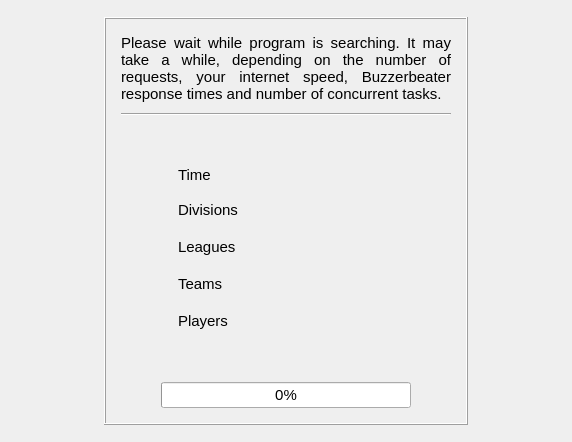
First picture: the form in source/progresswidget.ui, repository radszy/ntscout, before the edit.
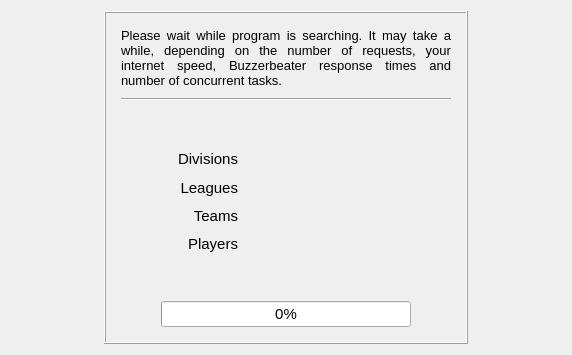
Second picture: the form after the edit.

Commit message: show time only in summary show more info in summary changing visual stuff

```diff
--- a/source/progresswidget.ui
+++ b/source/progresswidget.ui
@@ -7,7 +7,7 @@
     <x>0</x>
     <y>0</y>
     <width>572</width>
-    <height>442</height>
+    <height>355</height>
    </rect>
   </property>
   <property name="windowTitle">
@@ -84,8 +84,16 @@
          </property>
          <item>
           <widget class="QLabel" name="label_5">
+           <property name="font">
+            <font>
+             <family>Segoe UI</family>
+            </font>
+           </property>
+           <property name="styleSheet">
+            <string notr="true"/>
+           </property>
            <property name="text">
-            <string>&lt;html&gt;&lt;head/&gt;&lt;body&gt;&lt;p align=&quot;justify&quot;&gt;&lt;span style=&quot; font-size:11pt;&quot;&gt;Please wait while program is searching. It may take a while, depending on the number of requests, your internet speed, Buzzerbeater response times and number of concurrent tasks.&lt;/span&gt;&lt;/p&gt;&lt;/body&gt;&lt;/html&gt;</string>
+            <string>&lt;html&gt;&lt;head/&gt;&lt;body&gt;&lt;p align=&quot;justify&quot;&gt;&lt;span style=&quot; font-size:10pt;&quot;&gt;Please wait while program is searching. It may take a while, depending on the number of requests, your internet speed, Buzzerbeater response times and number of concurrent tasks.&lt;/span&gt;&lt;/p&gt;&lt;/body&gt;&lt;/html&gt;</string>
            </property>
            <property name="wordWrap">
             <bool>true</bool>
@@ -114,11 +122,17 @@
          </item>
          <item>
           <layout class="QGridLayout" name="gridLayout">
+           <property name="topMargin">
+            <number>5</number>
+           </property>
+           <property name="bottomMargin">
+            <number>5</number>
+           </property>
            <property name="horizontalSpacing">
             <number>20</number>
            </property>
            <property name="verticalSpacing">
-            <number>15</number>
+            <number>10</number>
            </property>
            <item row="3" column="2">
             <widget class="QLabel" name="teamTasks">
@@ -130,7 +144,8 @@
              </property>
              <property name="font">
               <font>
-               <pointsize>14</pointsize>
+               <family>Segoe UI</family>
+               <pointsize>11</pointsize>
               </font>
              </property>
              <property name="text">
@@ -148,7 +163,8 @@
              </property>
              <property name="font">
               <font>
-               <pointsize>14</pointsize>
+               <family>Segoe UI</family>
+               <pointsize>11</pointsize>
               </font>
              </property>
              <property name="text">
@@ -230,37 +246,32 @@
             <widget class="QLabel" name="label_2">
              <property name="font">
               <font>
-               <pointsize>14</pointsize>
+               <family>Segoe UI</family>
+               <pointsize>11</pointsize>
               </font>
              </property>
              <property name="text">
               <string>&lt;html&gt;&lt;head/&gt;&lt;body&gt;&lt;p&gt;&lt;span style=&quot; font-size:11pt;&quot;&gt;Leagues&lt;/span&gt;&lt;/p&gt;&lt;/body&gt;&lt;/html&gt;</string>
              </property>
+             <property name="alignment">
+              <set>Qt::AlignRight|Qt::AlignTrailing|Qt::AlignVCenter</set>
+             </property>
             </widget>
            </item>
-           <item row="1" column="0">
-            <spacer name="horizontalSpacer">
-             <property name="orientation">
-              <enum>Qt::Horizontal</enum>
-             </property>
-             <property name="sizeHint" stdset="0">
-              <size>
-               <width>40</width>
-               <height>20</height>
-              </size>
-             </property>
-            </spacer>
-           </item>
            <item row="4" column="1">
             <widget class="QLabel" name="label_4">
              <property name="font">
               <font>
-               <pointsize>14</pointsize>
+               <family>Segoe UI</family>
+               <pointsize>11</pointsize>
               </font>
              </property>
              <property name="text">
               <string>&lt;html&gt;&lt;head/&gt;&lt;body&gt;&lt;p&gt;&lt;span style=&quot; font-size:11pt;&quot;&gt;Players&lt;/span&gt;&lt;/p&gt;&lt;/body&gt;&lt;/html&gt;</string>
              </property>
+             <property name="alignment">
+              <set>Qt::AlignRight|Qt::AlignTrailing|Qt::AlignVCenter</set>
+             </property>
             </widget>
            </item>
            <item row="2" column="2">
@@ -273,7 +284,8 @@
              </property>
              <property name="font">
               <font>
-               <pointsize>14</pointsize>
+               <family>Segoe UI</family>
+               <pointsize>11</pointsize>
               </font>
              </property>
              <property name="text">
@@ -284,7 +296,7 @@
            <item row="1" column="2">
             <widget class="QLabel" name="divisionTasks">
              <property name="sizePolicy">
-              <sizepolicy hsizetype="Fixed" vsizetype="Preferred">
+              <sizepolicy hsizetype="Preferred" vsizetype="Preferred">
                <horstretch>0</horstretch>
                <verstretch>0</verstretch>
               </sizepolicy>
@@ -297,7 +309,8 @@
              </property>
              <property name="font">
               <font>
-               <pointsize>14</pointsize>
+               <family>Segoe UI</family>
+               <pointsize>11</pointsize>
               </font>
              </property>
              <property name="text">
@@ -327,52 +340,53 @@
            <item row="1" column="1">
             <widget class="QLabel" name="label">
              <property name="sizePolicy">
-              <sizepolicy hsizetype="Fixed" vsizetype="Preferred">
+              <sizepolicy hsizetype="Preferred" vsizetype="Preferred">
                <horstretch>0</horstretch>
                <verstretch>0</verstretch>
               </sizepolicy>
              </property>
              <property name="font">
               <font>
-               <pointsize>14</pointsize>
+               <family>Segoe UI</family>
+               <pointsize>11</pointsize>
               </font>
              </property>
              <property name="text">
               <string>&lt;html&gt;&lt;head/&gt;&lt;body&gt;&lt;p&gt;&lt;span style=&quot; font-size:11pt;&quot;&gt;Divisions&lt;/span&gt;&lt;/p&gt;&lt;/body&gt;&lt;/html&gt;</string>
              </property>
+             <property name="alignment">
+              <set>Qt::AlignRight|Qt::AlignTrailing|Qt::AlignVCenter</set>
+             </property>
             </widget>
            </item>
            <item row="3" column="1">
             <widget class="QLabel" name="label_3">
              <property name="font">
               <font>
-               <pointsize>14</pointsize>
+               <family>Segoe UI</family>
+               <pointsize>11</pointsize>
               </font>
              </property>
              <property name="text">
               <string>&lt;html&gt;&lt;head/&gt;&lt;body&gt;&lt;p&gt;&lt;span style=&quot; font-size:11pt;&quot;&gt;Teams&lt;/span&gt;&lt;/p&gt;&lt;/body&gt;&lt;/html&gt;</string>
              </property>
-            </widget>
-           </item>
-           <item row="0" column="1">
-            <widget class="QLabel" name="label_6">
-             <property name="sizePolicy">
-              <sizepolicy hsizetype="Fixed" vsizetype="Preferred">
-               <horstretch>0</horstretch>
-               <verstretch>0</verstretch>
-              </sizepolicy>
+             <property name="alignment">
+              <set>Qt::AlignRight|Qt::AlignTrailing|Qt::AlignVCenter</set>
              </property>
-             <property name="text">
-              <string>&lt;html&gt;&lt;head/&gt;&lt;body&gt;&lt;p&gt;&lt;span style=&quot; font-size:11pt;&quot;&gt;Time&lt;/span&gt;&lt;/p&gt;&lt;/body&gt;&lt;/html&gt;</string>
-             </property>
             </widget>
            </item>
-           <item row="0" column="2">
-            <widget class="QLabel" name="timeLabel">
-             <property name="text">
-              <string/>
+           <item row="1" column="0">
+            <spacer name="horizontalSpacer">
+             <property name="orientation">
+              <enum>Qt::Horizontal</enum>
              </property>
-            </widget>
+             <property name="sizeHint" stdset="0">
+              <size>
+               <width>40</width>
+               <height>20</height>
+              </size>
+             </property>
+            </spacer>
            </item>
           </layout>
          </item>
@@ -429,6 +443,7 @@
              </property>
              <property name="font">
               <font>
+               <family>Segoe UI</family>
                <pointsize>11</pointsize>
               </font>
              </property>
```
The commit also changes 12 other files.
